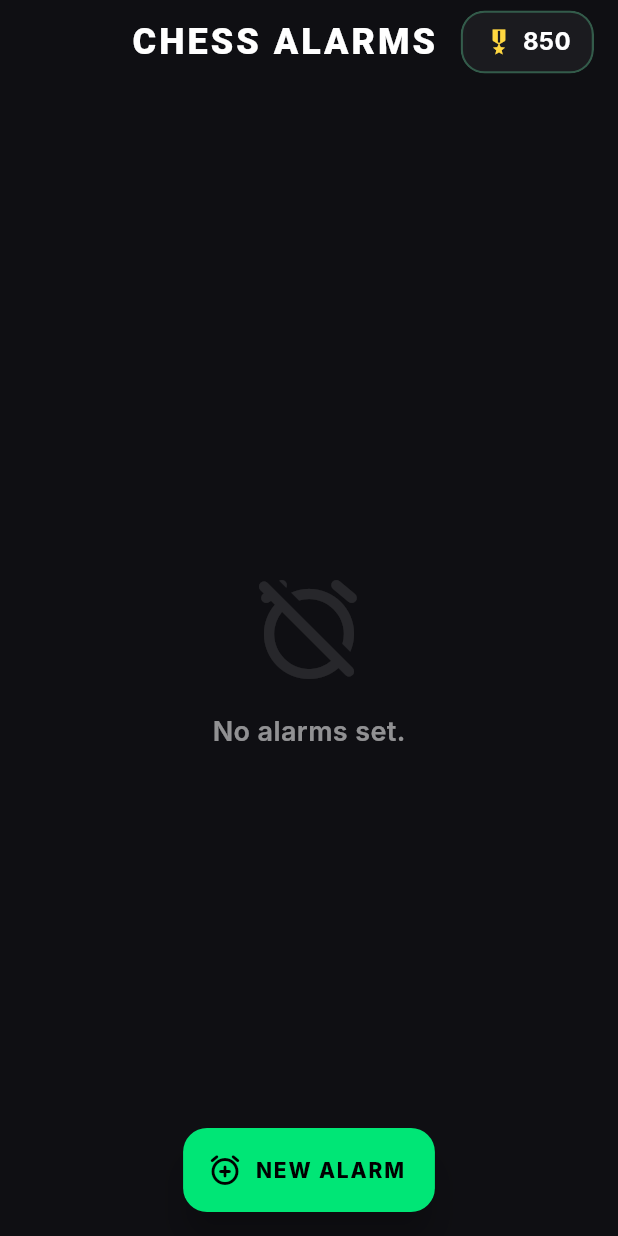
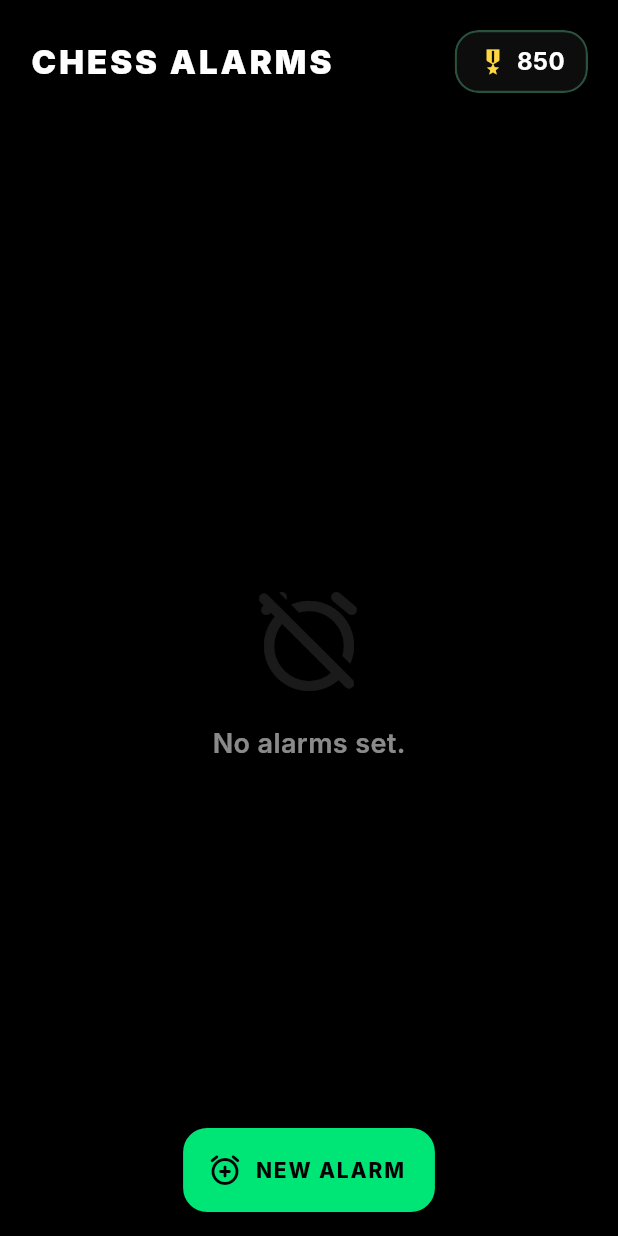
Before and after one commit to Yash-Nimkar0/chessAlarm, a Flutter app: the screen it shows after launch, on a phone screen of 412 x 824 dp. Run offline on Flutter 3.47's test engine with Material 3 defaults, Android fonts, the phone set to English and light mode, and no system bars; our stand-ins replace shared_preferences; missing offline and left inert: alarm, flutter_chess_board; Roboto replaces fonts that are missing (Inter).

Commit message:
Fix race conditions and UI clipping

```diff
--- a/lib/screens/home_screen.dart
+++ b/lib/screens/home_screen.dart
@@ -71,13 +71,21 @@ class _HomeScreenState extends State<HomeScreen> {
   @override
   Widget build(BuildContext context) {
     return Scaffold(
-      appBar: AppBar(
-        title: const Text('CHESS ALARMS', style: TextStyle(fontWeight: FontWeight.w900, letterSpacing: 2.0)),
-        actions: [
+      backgroundColor: Colors.black, // Ensure consistent dark background
+      body: SafeArea(
+        child: Column(
+          children: [
+            // Safe Custom Header
             Padding(
-            padding: const EdgeInsets.only(right: 16.0),
-            child: Center(
-              child: ClipRRect(
+              padding: const EdgeInsets.fromLTRB(20, 20, 20, 10),
+              child: Row(
+                mainAxisAlignment: MainAxisAlignment.spaceBetween,
+                children: [
+                  const Text(
+                    'CHESS ALARMS',
+                    style: TextStyle(fontSize: 22, fontWeight: FontWeight.w900, letterSpacing: 2.0, color: Colors.white)
+                  ),
+                  ClipRRect(
                     borderRadius: BorderRadius.circular(16),
                     child: BackdropFilter(
                       filter: ImageFilter.blur(sigmaX: 10, sigmaY: 10),
@@ -102,11 +110,13 @@ class _HomeScreenState extends State<HomeScreen> {
                       ),
                     ),
                   ),
+                ],
               ),
             ),
-        ],
-      ),
-      body: alarms.isEmpty
+
+            // Expanded List View
+            Expanded(
+              child: alarms.isEmpty
                   ? Center(
                       child: Column(
                         mainAxisAlignment: MainAxisAlignment.center,
@@ -138,13 +148,6 @@ class _HomeScreenState extends State<HomeScreen> {
                                     color: Theme.of(context).colorScheme.surface.withOpacity(0.6),
                                     borderRadius: BorderRadius.circular(24),
                                     border: Border.all(color: Colors.white.withOpacity(0.05)),
-                            boxShadow: [
-                              BoxShadow(
-                                color: Colors.black.withOpacity(0.2),
-                                blurRadius: 20,
-                                offset: const Offset(0, 10),
-                              )
-                            ]
                                   ),
                                   padding: const EdgeInsets.all(24.0),
                                   child: Row(
@@ -190,6 +193,10 @@ class _HomeScreenState extends State<HomeScreen> {
                         );
                       },
                     ),
+            ),
+          ],
+        ),
+      ),
       floatingActionButton: FloatingActionButton.extended(
         onPressed: () => navigateToAlarmScreen(null),
         icon: const Icon(Icons.add_alarm_rounded),
```
Also changed, not shown: lib/screens/ringing_screen.dart (+26 -20 lines). Lines whose indentation alone changed are shown as unchanged.
